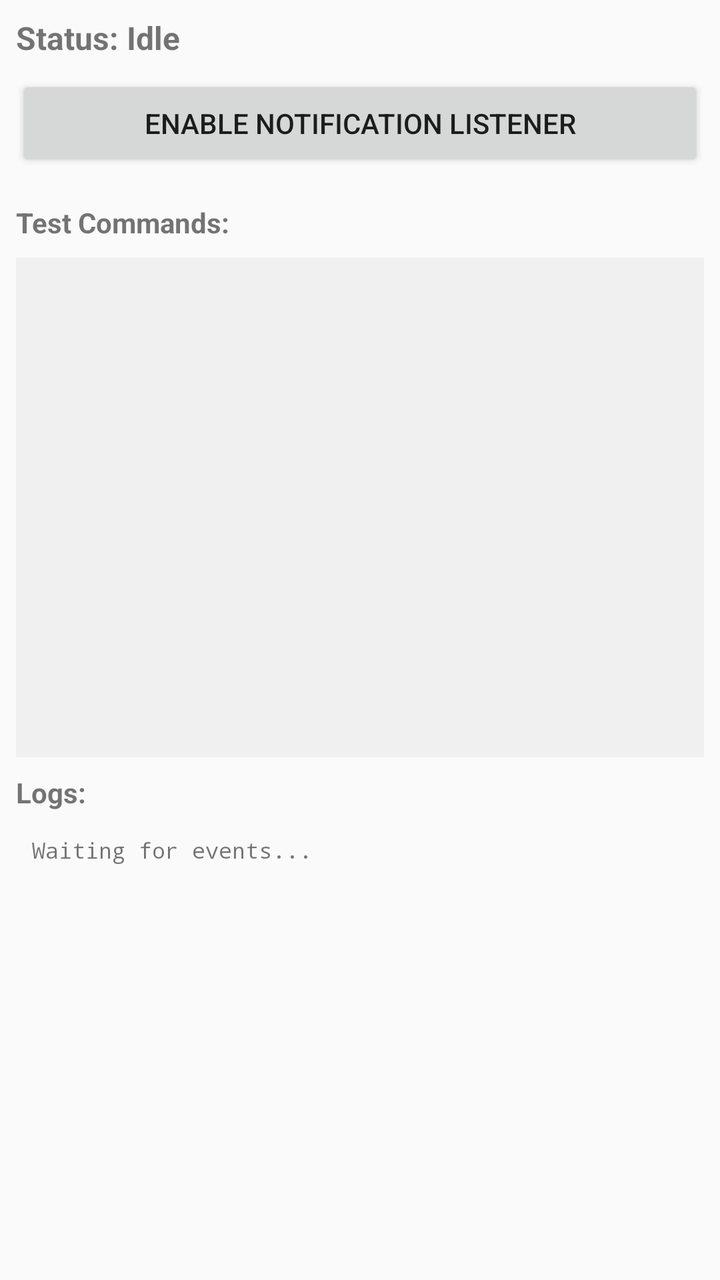
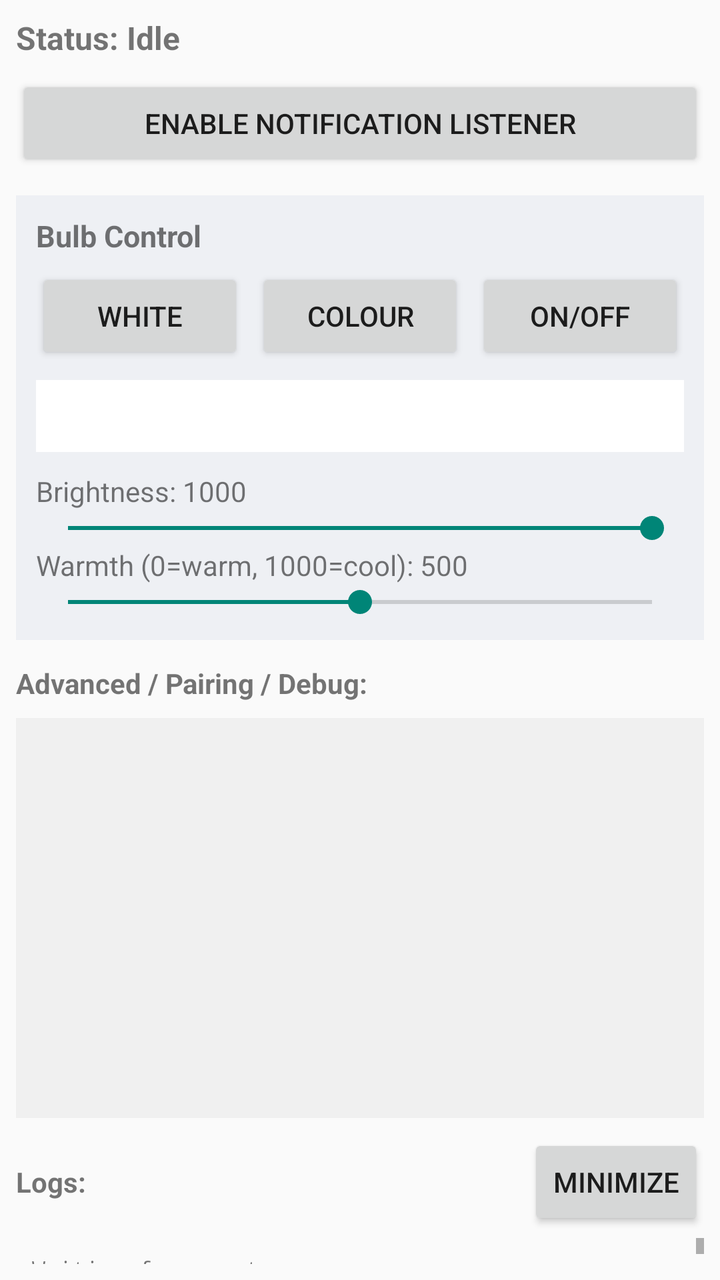

Screens rendered from an Android XML layout before and after an edit, with the pre-edit source and the edit as a unified diff.
<!-- AndroidManifest.xml: application theme Theme.BulbNotificationControl -->
<!-- res/layout/activity_main.xml -->
<?xml version="1.0" encoding="utf-8"?>
<LinearLayout xmlns:android="http://schemas.android.com/apk/res/android"
    android:layout_width="match_parent"
    android:layout_height="match_parent"
    android:orientation="vertical"
    android:padding="8dp">

    <TextView
        android:id="@+id/statusText"
        android:layout_width="match_parent"
        android:layout_height="wrap_content"
        android:text="@string/status_idle"
        android:textSize="16sp"
        android:layout_marginBottom="8dp"
        android:textStyle="bold" />

    <Button
        android:id="@+id/enableListenerBtn"
        android:layout_width="match_parent"
        android:layout_height="wrap_content"
        android:text="@string/enable_listener"
        android:layout_marginBottom="16dp" />

    <TextView
        android:layout_width="match_parent"
        android:layout_height="wrap_content"
        android:text="Test Commands:"
        android:textStyle="bold"
        android:layout_marginBottom="8dp" />

    <ScrollView
        android:layout_width="match_parent"
        android:layout_height="250dp"
        android:layout_marginBottom="8dp"
        android:background="#f0f0f0">

        <LinearLayout
            android:id="@+id/testButtonsContainer"
            android:layout_width="match_parent"
            android:layout_height="wrap_content"
            android:orientation="vertical"
            android:padding="8dp" />

    </ScrollView>

    <TextView
        android:layout_width="match_parent"
        android:layout_height="wrap_content"
        android:text="Logs:"
        android:textStyle="bold"
        android:layout_marginBottom="4dp" />

    <ScrollView
        android:layout_width="match_parent"
        android:layout_height="0dp"
        android:layout_weight="1">

        <TextView
            android:id="@+id/logText"
            android:layout_width="match_parent"
            android:layout_height="wrap_content"
            android:textSize="11sp"
            android:text="Waiting for events..."
            android:fontFamily="monospace"
            android:padding="8dp" />

    </ScrollView>

</LinearLayout>
<!-- resources referenced by this layout -->
<resources>
  <string name="enable_listener">Enable Notification Listener</string>
  <string name="status_idle">Status: Idle</string>
  <style name="Theme.BulbNotificationControl" parent="Theme.AppCompat.Light.DarkActionBar">
          <item name="colorPrimary">@color/purple_500</item>
          <item name="colorPrimaryVariant">@color/purple_700</item>
          <item name="colorSecondary">@color/teal_200</item>
      </style>
  <color name="purple_500">#6200EE</color>
  <color name="purple_700">#3700B3</color>
  <color name="teal_200">#03DAC5</color>
</resources>

<!-- the commit's change to res/layout/activity_main.xml (unified diff, before → after) -->
@@ -19,18 +19,151 @@
         android:layout_width="match_parent"
         android:layout_height="wrap_content"
         android:text="@string/enable_listener"
-        android:layout_marginBottom="16dp" />
+        android:layout_marginBottom="12dp" />
+
+    
+    <LinearLayout
+        android:layout_width="match_parent"
+        android:layout_height="wrap_content"
+        android:orientation="vertical"
+        android:background="#eef0f4"
+        android:padding="10dp"
+        android:layout_marginBottom="12dp">
+
+        <TextView
+            android:layout_width="match_parent"
+            android:layout_height="wrap_content"
+            android:text="Bulb Control"
+            android:textStyle="bold"
+            android:textSize="15sp"
+            android:layout_marginBottom="6dp" />
+
+        <LinearLayout
+            android:layout_width="match_parent"
+            android:layout_height="wrap_content"
+            android:orientation="horizontal"
+            android:layout_marginBottom="8dp">
+
+            <Button
+                android:id="@+id/modeWhiteBtn"
+                android:layout_width="0dp"
+                android:layout_height="wrap_content"
+                android:layout_weight="1"
+                android:text="White" />
+
+            <Button
+                android:id="@+id/modeColourBtn"
+                android:layout_width="0dp"
+                android:layout_height="wrap_content"
+                android:layout_weight="1"
+                android:layout_marginStart="6dp"
+                android:text="Colour" />
+
+            <Button
+                android:id="@+id/powerToggleBtn"
+                android:layout_width="0dp"
+                android:layout_height="wrap_content"
+                android:layout_weight="1"
+                android:layout_marginStart="6dp"
+                android:text="On/Off" />
+        </LinearLayout>
+
+        <View
+            android:id="@+id/colorPreview"
+            android:layout_width="match_parent"
+            android:layout_height="36dp"
+            android:layout_marginBottom="10dp"
+            android:background="#ffffff" />
+
+        
+        <LinearLayout
+            android:id="@+id/colourControlsGroup"
+            android:layout_width="match_parent"
+            android:layout_height="wrap_content"
+            android:orientation="vertical"
+            android:visibility="gone">
+
+            <TextView
+                android:id="@+id/hueLabel"
+                android:layout_width="match_parent"
+                android:layout_height="wrap_content"
+                android:text="Hue: 0" />
+            <SeekBar
+                android:id="@+id/hueSeekBar"
+                android:layout_width="match_parent"
+                android:layout_height="wrap_content"
+                android:max="360" />
+
+            <TextView
+                android:id="@+id/satLabel"
+                android:layout_width="match_parent"
+                android:layout_height="wrap_content"
+                android:text="Saturation: 1000" />
+            <SeekBar
+                android:id="@+id/satSeekBar"
+                android:layout_width="match_parent"
+                android:layout_height="wrap_content"
+                android:max="1000"
+                android:progress="1000" />
+
+            <TextView
+                android:id="@+id/valLabel"
+                android:layout_width="match_parent"
+                android:layout_height="wrap_content"
+                android:text="Brightness: 1000" />
+            <SeekBar
+                android:id="@+id/valSeekBar"
+                android:layout_width="match_parent"
+                android:layout_height="wrap_content"
+                android:max="1000"
+                android:progress="1000" />
+        </LinearLayout>
+
+        
+        <LinearLayout
+            android:id="@+id/whiteControlsGroup"
+            android:layout_width="match_parent"
+            android:layout_height="wrap_content"
+            android:orientation="vertical"
+            android:visibility="visible">
+
+            <TextView
+                android:id="@+id/brightLabel"
+                android:layout_width="match_parent"
+                android:layout_height="wrap_content"
+                android:text="Brightness: 1000" />
+            <SeekBar
+                android:id="@+id/brightSeekBar"
+                android:layout_width="match_parent"
+                android:layout_height="wrap_content"
+                android:max="990"
+                android:progress="990" />
+
+            <TextView
+                android:id="@+id/tempLabel"
+                android:layout_width="match_parent"
+                android:layout_height="wrap_content"
+                android:text="Warmth (0=warm, 1000=cool): 500" />
+            <SeekBar
+                android:id="@+id/tempSeekBar"
+                android:layout_width="match_parent"
+                android:layout_height="wrap_content"
+                android:max="1000"
+                android:progress="500" />
+        </LinearLayout>
+
+    </LinearLayout>
 
     <TextView
         android:layout_width="match_parent"
         android:layout_height="wrap_content"
-        android:text="Test Commands:"
+        android:text="Advanced / Pairing / Debug:"
         android:textStyle="bold"
         android:layout_marginBottom="8dp" />
 
     <ScrollView
         android:layout_width="match_parent"
-        android:layout_height="250dp"
+        android:layout_height="200dp"
         android:layout_marginBottom="8dp"
         android:background="#f0f0f0">
 
@@ -43,14 +176,28 @@
 
     </ScrollView>
 
-    <TextView
-        android:layout_width="match_parent"
-        android:layout_height="wrap_content"
-        android:text="Logs:"
-        android:textStyle="bold"
-        android:layout_marginBottom="4dp" />
+    <LinearLayout
+        android:layout_width="match_parent"
+        android:layout_height="wrap_content"
+        android:orientation="horizontal"
+        android:layout_marginBottom="4dp">
+
+        <TextView
+            android:layout_width="0dp"
+            android:layout_height="wrap_content"
+            android:layout_weight="1"
+            android:text="Logs:"
+            android:textStyle="bold" />
+
+        <Button
+            android:id="@+id/toggleLogBtn"
+            android:layout_width="wrap_content"
+            android:layout_height="wrap_content"
+            android:text="Minimize" />
+    </LinearLayout>
 
     <ScrollView
+        android:id="@+id/logScrollView"
         android:layout_width="match_parent"
         android:layout_height="0dp"
         android:layout_weight="1">
